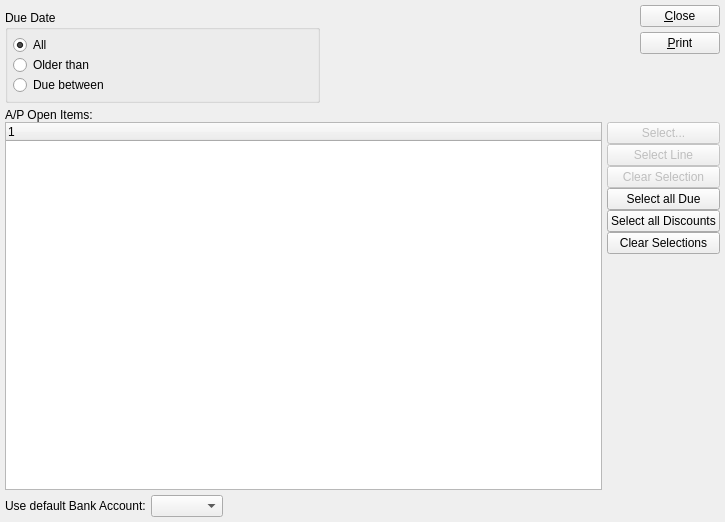
Above: xtuple/trunk/guiclient/selectPayments.ui from WooodHead/xtuple before the change. Below: the same form after it.
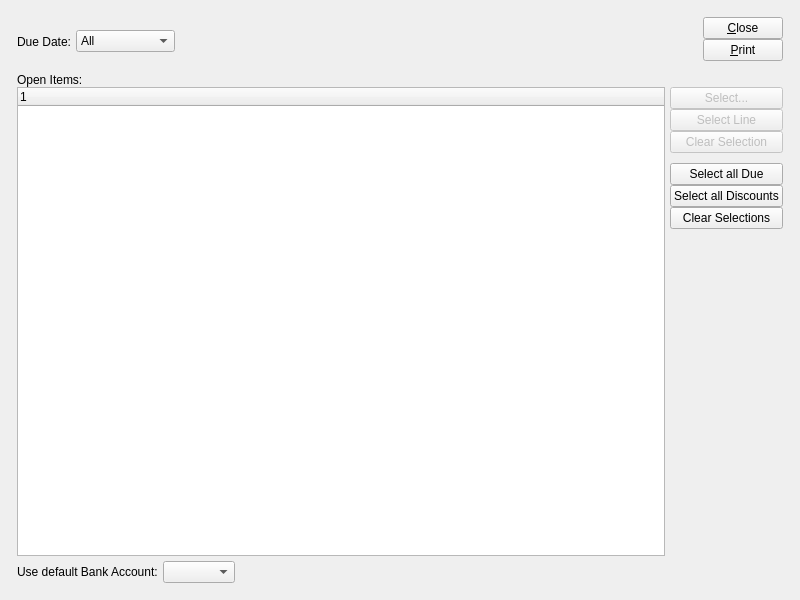
That is the form after the change. The open tabs and pages were chosen to show the change. Custom widgets are drawn as their Qt base class.

The edit to the form file:
```diff
--- a/xtuple/trunk/guiclient/selectPayments.ui
+++ b/xtuple/trunk/guiclient/selectPayments.ui
@@ -5,18 +5,131 @@
    <rect>
     <x>0</x>
     <y>0</y>
-    <width>725</width>
-    <height>522</height>
+    <width>800</width>
+    <height>600</height>
    </rect>
   </property>
   <property name="windowTitle" >
    <string>Select Payments</string>
   </property>
-  <layout class="QVBoxLayout" name="verticalLayout" >
+  <layout class="QGridLayout" name="gridLayout_3" >
+   <item row="0" column="0" >
+    <layout class="QGridLayout" name="gridLayout_2" >
+     <property name="margin" >
+      <number>12</number>
+     </property>
+     <property name="spacing" >
+      <number>12</number>
+     </property>
+     <item row="0" column="0" >
+      <layout class="QHBoxLayout" name="horizontalLayout" >
    <item>
     <layout class="QGridLayout" name="gridLayout" >
-     <item rowspan="2" row="0" column="2" >
+         <item row="0" column="0" colspan="3" >
+          <widget class="VendorGroup" name="_vendorgroup" />
+         </item>
+         <item row="1" column="0" >
+          <widget class="XLabel" name="_selectDateLit" >
+           <property name="text" >
+            <string>Due Date:</string>
+           </property>
+           <property name="alignment" >
+            <set>Qt::AlignRight|Qt::AlignTrailing|Qt::AlignVCenter</set>
+           </property>
+          </widget>
+         </item>
+         <item row="1" column="1" >
+          <widget class="XComboBox" name="_selectDate" >
+           <item>
+            <property name="text" >
+             <string>All</string>
+            </property>
+           </item>
+           <item>
+            <property name="text" >
+             <string>On or Before</string>
+            </property>
+           </item>
+           <item>
+            <property name="text" >
+             <string>Between</string>
+            </property>
+           </item>
+          </widget>
+         </item>
+         <item row="1" column="2" >
+          <widget class="QStackedWidget" name="_duedateStack" >
+           <property name="currentIndex" >
+            <number>0</number>
+           </property>
+           <widget class="QWidget" name="_allPage" />
+           <widget class="QWidget" name="_olderThanPage" >
+            <layout class="QGridLayout" name="_2" >
+             <item row="0" column="0" >
+              <layout class="QHBoxLayout" name="_3" >
+               <item>
+                <widget class="DLineEdit" name="_onOrBeforeDate" >
+                 <property name="enabled" >
+                  <bool>true</bool>
+                 </property>
+                </widget>
+               </item>
+               <item>
+                <spacer>
+                 <property name="orientation" >
+                  <enum>Qt::Horizontal</enum>
+                 </property>
+                 <property name="sizeHint" stdset="0" >
+                  <size>
+                   <width>40</width>
+                   <height>20</height>
+                  </size>
+                 </property>
+                </spacer>
+               </item>
+              </layout>
+             </item>
+            </layout>
+           </widget>
+           <widget class="QWidget" name="_betweenPage" >
+            <layout class="QGridLayout" name="_4" >
+             <item row="0" column="0" >
+              <widget class="DLineEdit" name="_startDate" />
+             </item>
+             <item row="0" column="1" >
+              <widget class="XLabel" name="_andLit" >
+               <property name="text" >
+                <string>and</string>
+               </property>
+              </widget>
+             </item>
+             <item row="0" column="2" >
+              <widget class="DLineEdit" name="_endDate" />
+             </item>
+            </layout>
+           </widget>
+          </widget>
+         </item>
+        </layout>
+       </item>
+       <item>
+        <spacer name="horizontalSpacer" >
+         <property name="orientation" >
+          <enum>Qt::Horizontal</enum>
+         </property>
+         <property name="sizeHint" stdset="0" >
+          <size>
+           <width>40</width>
+           <height>20</height>
+          </size>
+         </property>
+        </spacer>
+       </item>
+       <item>
       <layout class="QVBoxLayout" >
+         <property name="spacing" >
+          <number>0</number>
+         </property>
        <item>
         <widget class="QPushButton" name="_close" >
          <property name="text" >
@@ -61,141 +174,9 @@
        </item>
       </layout>
      </item>
-     <item row="0" column="0" >
-      <widget class="VendorGroup" name="_vendorgroup" />
+      </layout>
      </item>
      <item row="1" column="0" >
-      <widget class="QGroupBox" name="buttonGroup2" >
-       <property name="title" >
-        <string>Due Date</string>
-       </property>
-       <layout class="QVBoxLayout" >
-        <property name="spacing" >
-         <number>0</number>
-        </property>
-        <property name="margin" >
-         <number>5</number>
-        </property>
-        <item>
-         <widget class="QRadioButton" name="_dueAll" >
-          <property name="text" >
-           <string>All</string>
-          </property>
-          <property name="checked" >
-           <bool>true</bool>
-          </property>
-         </widget>
-        </item>
-        <item>
-         <layout class="QHBoxLayout" >
-          <property name="spacing" >
-           <number>5</number>
-          </property>
-          <item>
-           <widget class="QRadioButton" name="_dueOlder" >
-            <property name="text" >
-             <string>Older than</string>
-            </property>
-           </widget>
-          </item>
-          <item>
-           <layout class="QHBoxLayout" >
-            <property name="spacing" >
-             <number>0</number>
-            </property>
-            <item>
-             <spacer>
-              <property name="orientation" >
-               <enum>Qt::Horizontal</enum>
-              </property>
-              <property name="sizeType" >
-               <enum>QSizePolicy::Expanding</enum>
-              </property>
-              <property name="sizeHint" stdset="0" >
-               <size>
-                <width>0</width>
-                <height>20</height>
-               </size>
-              </property>
-             </spacer>
-            </item>
-            <item>
-             <widget class="DLineEdit" name="_dueOlderDate" >
-              <property name="enabled" >
-               <bool>false</bool>
-              </property>
-             </widget>
-            </item>
-           </layout>
-          </item>
-         </layout>
-        </item>
-        <item>
-         <layout class="QHBoxLayout" >
-          <property name="spacing" >
-           <number>5</number>
-          </property>
-          <item>
-           <layout class="QVBoxLayout" >
-            <property name="spacing" >
-             <number>0</number>
-            </property>
-            <item>
-             <widget class="QRadioButton" name="_dueBetween" >
-              <property name="text" >
-               <string>Due between</string>
-              </property>
-             </widget>
-            </item>
-            <item>
-             <spacer>
-              <property name="orientation" >
-               <enum>Qt::Vertical</enum>
-              </property>
-              <property name="sizeType" >
-               <enum>QSizePolicy::Expanding</enum>
-              </property>
-              <property name="sizeHint" stdset="0" >
-               <size>
-                <width>20</width>
-                <height>0</height>
-               </size>
-              </property>
-             </spacer>
-            </item>
-           </layout>
-          </item>
-          <item>
-           <widget class="DateCluster" name="_dueBetweenDates" >
-            <property name="enabled" >
-             <bool>false</bool>
-            </property>
-           </widget>
-          </item>
-         </layout>
-        </item>
-       </layout>
-      </widget>
-     </item>
-     <item row="0" column="1" >
-      <spacer>
-       <property name="orientation" >
-        <enum>Qt::Horizontal</enum>
-       </property>
-       <property name="sizeType" >
-        <enum>QSizePolicy::Expanding</enum>
-       </property>
-       <property name="sizeHint" stdset="0" >
-        <size>
-         <width>0</width>
-         <height>0</height>
-        </size>
-       </property>
-      </spacer>
-     </item>
-    </layout>
-   </item>
-   <item>
     <widget class="QFrame" name="frame" >
      <property name="sizePolicy" >
       <sizepolicy vsizetype="Expanding" hsizetype="Preferred" >
@@ -221,7 +202,7 @@
         <item>
          <widget class="QLabel" name="_openAPItemsLit" >
           <property name="text" >
-           <string>A/P Open Items:</string>
+             <string>Open Items:</string>
           </property>
          </widget>
         </item>
@@ -287,6 +268,22 @@
               </property>
              </widget>
             </item>
+              <item>
+               <spacer name="verticalSpacer_2" >
+                <property name="orientation" >
+                 <enum>Qt::Vertical</enum>
+                </property>
+                <property name="sizeType" >
+                 <enum>QSizePolicy::Preferred</enum>
+                </property>
+                <property name="sizeHint" stdset="0" >
+                 <size>
+                  <width>20</width>
+                  <height>10</height>
+                 </size>
+                </property>
+               </spacer>
+              </item>
             <item>
              <widget class="QPushButton" name="_selectDue" >
               <property name="text" >
@@ -396,15 +393,12 @@
     </widget>
    </item>
   </layout>
+   </item>
+  </layout>
  </widget>
  <layoutdefault spacing="5" margin="5" />
  <pixmapfunction>qPixmapFromMimeSource</pixmapfunction>
  <customwidgets>
-  <customwidget>
-   <class>DateCluster</class>
-   <extends>QWidget</extends>
-   <header>datecluster.h</header>
-  </customwidget>
   <customwidget>
    <class>DLineEdit</class>
    <extends>QWidget</extends>
@@ -420,6 +414,11 @@
    <extends>QComboBox</extends>
    <header>xcombobox.h</header>
   </customwidget>
+  <customwidget>
+   <class>XLabel</class>
+   <extends>QLabel</extends>
+   <header>xlabel.h</header>
+  </customwidget>
   <customwidget>
    <class>XTreeWidget</class>
    <extends>QTreeWidget</extends>
```
Left out of the diff: 81 changed lines with no effect on the pictures. Lines whose indentation alone changed are shown as unchanged.
